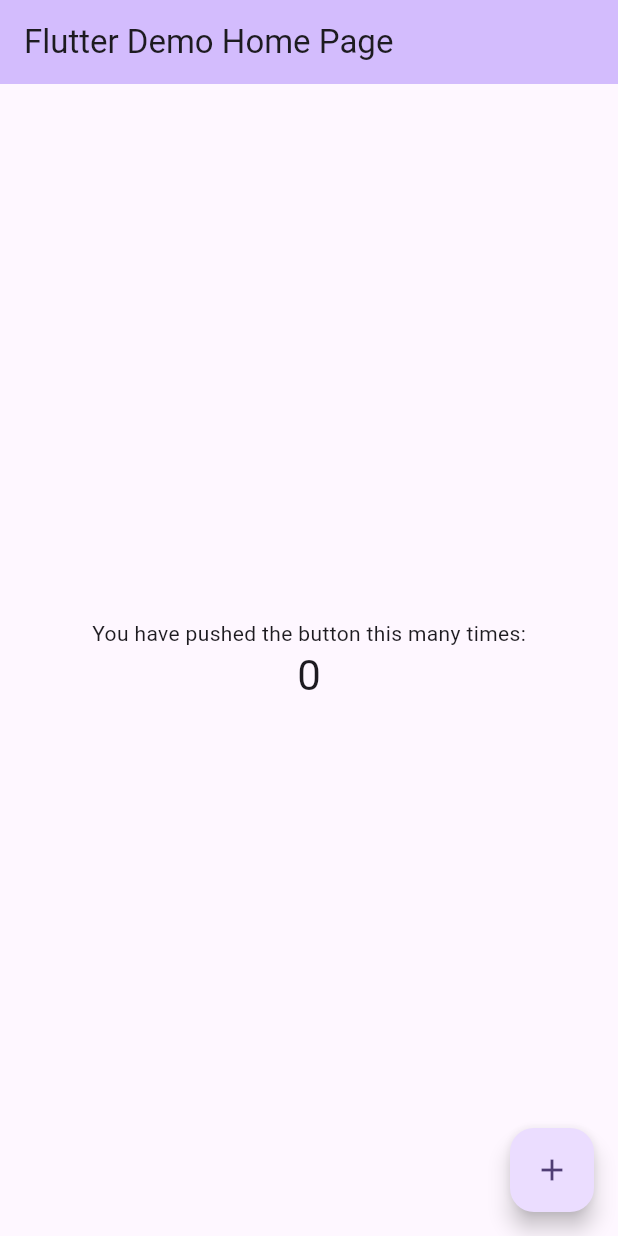
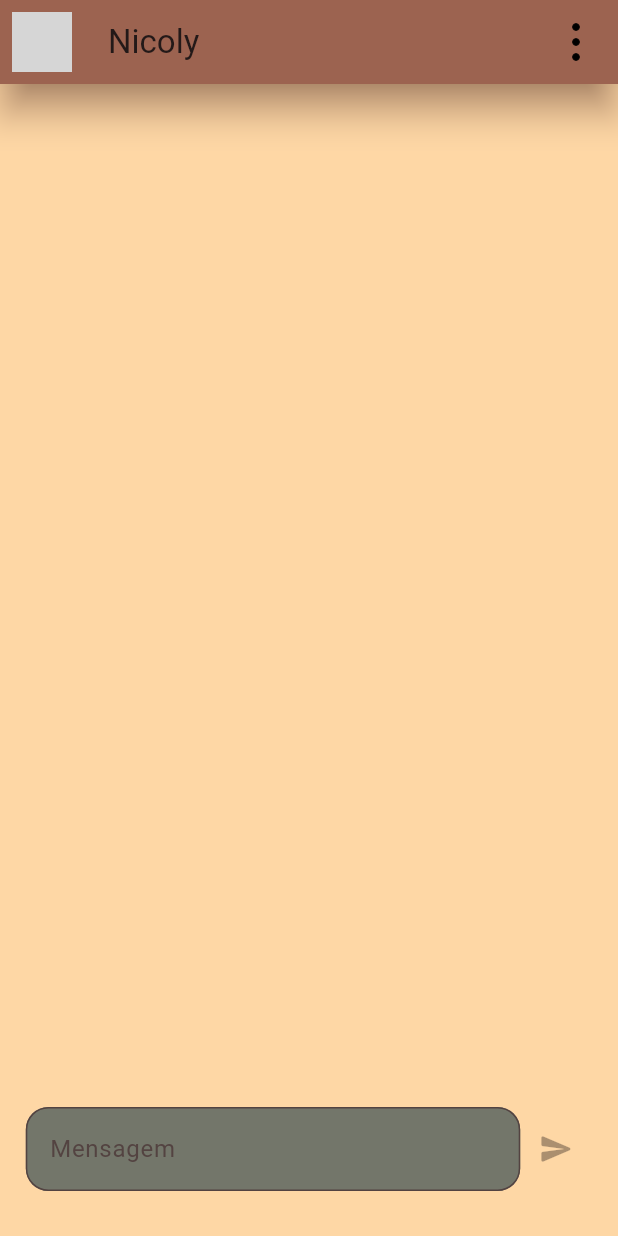
Before and after one commit to CodNameLouis/undefined_name, a Flutter app: the screen it shows after launch, on a phone screen of 412 x 824 dp. Run offline on Flutter 3.47's test engine with Material 3 defaults, Android fonts, the phone set to English and light mode, and no system bars; network calls fail; grey boxes are pictures that could not be loaded.

Commit message:
[feat] create design on home_page and config widgets like custom_app_bar

```diff
--- a/lib/app_widget.dart
+++ b/lib/app_widget.dart
@@ -0,0 +1,22 @@
+import 'package:flutter/material.dart';
+
+import 'presenter/home/home_page.dart';
+import 'theme/app_colors.dart';
+
+class AppWidget extends StatelessWidget {
+  const AppWidget({super.key});
+
+  @override
+  Widget build(BuildContext context) {
+    return MaterialApp(
+      title: 'Undefined Name',
+      debugShowCheckedModeBanner: false,
+      theme: ThemeData(
+        scaffoldBackgroundColor: secondaryColor,
+        colorScheme: ColorScheme.fromSeed(seedColor: Colors.red),
+        useMaterial3: true,
+      ),
+      home: const MyHomePage(title: 'Flutter Demo Home Page'),
+    );
+  }
+}
--- a/lib/main.dart
+++ b/lib/main.dart
@@ -1,69 +1,9 @@
 import 'package:flutter/material.dart';
 
+import 'app_widget.dart';
+
 void main() {
-  runApp(const MyApp());
+  runApp(
+    const AppWidget(),
+  );
 }
-
-class MyApp extends StatelessWidget {
-  const MyApp({super.key});
-
-  @override
-  Widget build(BuildContext context) {
-    return MaterialApp(
-      title: 'Flutter Demo',
-      theme: ThemeData(
-        colorScheme: ColorScheme.fromSeed(seedColor: Colors.deepPurple),
-        useMaterial3: true,
-      ),
-      home: const MyHomePage(title: 'Flutter Demo Home Page'),
-    );
-  }
-}
-
-class MyHomePage extends StatefulWidget {
-  const MyHomePage({super.key, required this.title});
-
-  final String title;
-
-  @override
-  State<MyHomePage> createState() => _MyHomePageState();
-}
-
-class _MyHomePageState extends State<MyHomePage> {
-  int _counter = 0;
-
-  void _incrementCounter() {
-    setState(() {
-      _counter++;
-    });
-  }
-
-  @override
-  Widget build(BuildContext context) {
-    return Scaffold(
-      appBar: AppBar(
-        backgroundColor: Theme.of(context).colorScheme.inversePrimary,
-        title: Text(widget.title),
-      ),
-      body: Center(
-        child: Column(
-          mainAxisAlignment: MainAxisAlignment.center,
-          children: <Widget>[
-            const Text(
-              'You have pushed the button this many times:',
-            ),
-            Text(
-              '$_counter',
-              style: Theme.of(context).textTheme.headlineMedium,
-            ),
-          ],
-        ),
-      ),
-      floatingActionButton: FloatingActionButton(
-        onPressed: _incrementCounter,
-        tooltip: 'Increment',
-        child: const Icon(Icons.add),
-      ),
-    );
-  }
-}
--- a/lib/presenter/home/home_page.dart
+++ b/lib/presenter/home/home_page.dart
@@ -0,0 +1,22 @@
+import 'package:flutter/material.dart';
+import 'package:undefined_name/presenter/home/widgets/home_body.dart';
+import 'package:undefined_name/shared/custom_app_bar.dart';
+
+class MyHomePage extends StatefulWidget {
+  const MyHomePage({super.key, required this.title});
+
+  final String title;
+
+  @override
+  State<MyHomePage> createState() => _MyHomePageState();
+}
+
+class _MyHomePageState extends State<MyHomePage> {
+  @override
+  Widget build(BuildContext context) {
+    return const Scaffold(
+      appBar: CustomAppBar(),
+      body: HomeBody(),
+    );
+  }
+}
--- a/lib/presenter/home/widgets/home_body.dart
+++ b/lib/presenter/home/widgets/home_body.dart
@@ -0,0 +1,47 @@
+import 'package:flutter/material.dart';
+
+import '../../../theme/app_colors.dart';
+
+class HomeBody extends StatelessWidget {
+  const HomeBody({
+    super.key,
+  });
+
+  @override
+  Widget build(BuildContext context) {
+    return Center(
+      child: Column(
+        mainAxisAlignment: MainAxisAlignment.end,
+        children: [
+          Padding(
+            padding: const EdgeInsets.symmetric(vertical: 30.0),
+            child: Row(
+              mainAxisAlignment: MainAxisAlignment.center,
+              children: [
+                SizedBox(
+                  width: MediaQuery.of(context).size.width * 0.8,
+                  child: TextField(
+                    decoration: InputDecoration(
+                      filled: true,
+                      fillColor: terciaryColor,
+                      border: const OutlineInputBorder(
+                        borderRadius: BorderRadius.all(
+                          Radius.circular(15.0),
+                        ),
+                      ),
+                      labelText: 'Mensagem',
+                    ),
+                  ),
+                ),
+                const IconButton(
+                  icon: Icon(Icons.send_rounded),
+                  onPressed: null,
+                ),
+              ],
+            ),
+          ),
+        ],
+      ),
+    );
+  }
+}
--- /dev/null
+++ b/lib/shared/custom_app_bar.dart
@@ -0,0 +1,42 @@
+import 'package:flutter/material.dart';
+import 'package:undefined_name/theme/image_path.dart';
+
+import '../theme/app_colors.dart';
+
+class CustomAppBar extends StatelessWidget implements PreferredSizeWidget {
+  const CustomAppBar({
+    super.key,
+  });
+
+  @override
+  Widget build(BuildContext context) {
+    return AppBar(
+      leading: const Padding(
+        padding: EdgeInsets.all(8.0),
+        child: CircleAvatar(
+          //TODO: Add ap user profile picture
+          backgroundImage: NetworkImage(
+            'https://scontent.flvr1-1.fna.fbcdn.net/v/t39.30808-6/293688557_2639437949519612_4851380539329074049_n.jpg?_nc_cat=100&ccb=1-7&_nc_sid=a5f93a&_nc_eui2=AeGysOi-zR9OuYWenAwqF3ub9bHqLPxH1Rv1seos_EfVGxM5vrEMudPKLBd1KXiZ1i2wL52z8phRT1UO5z2Cf4rd&_nc_ohc=rzHKEUXkXMIQ7kNvgHeHET9&_nc_ht=scontent.flvr1-1.fna&oh=00_AYD1omXje5tA0w5hN5m1LDtSshur9bACn-f8KVwjFkJK3Q&oe=66B1AF1C',
+          ),
+        ),
+      ),
+      //TODO: Add partner user name
+      title: const Text('Nicoly'),
+      centerTitle: false,
+      actions:  [
+        Padding(
+          padding: const EdgeInsets.all(8.0),
+          child: Image.asset(
+            settingsIcon,
+          ),
+        ),
+      ],
+      backgroundColor: primaryColor,
+      elevation: 10.0,
+      shadowColor: primaryColor,
+    );
+  }
+
+  @override
+  Size get preferredSize => const Size.fromHeight(kToolbarHeight);
+}
--- a/lib/theme/app_colors.dart
+++ b/lib/theme/app_colors.dart
@@ -0,0 +1,5 @@
+import 'package:flutter/material.dart';
+
+Color primaryColor = const Color(0xFF9E6752);
+Color secondaryColor = const Color(0xFFFED7A5);
+Color terciaryColor = const Color(0xFF73766A);
--- a/lib/theme/image_path.dart
+++ b/lib/theme/image_path.dart
@@ -0,0 +1 @@
+const settingsIcon = 'assets/icons/settings.png';
```
Also changed, not shown: assets/icons/settings.png (added).
